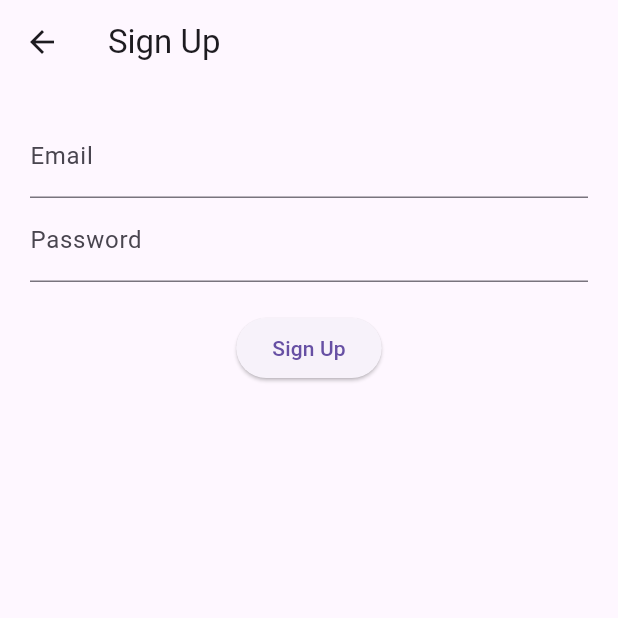
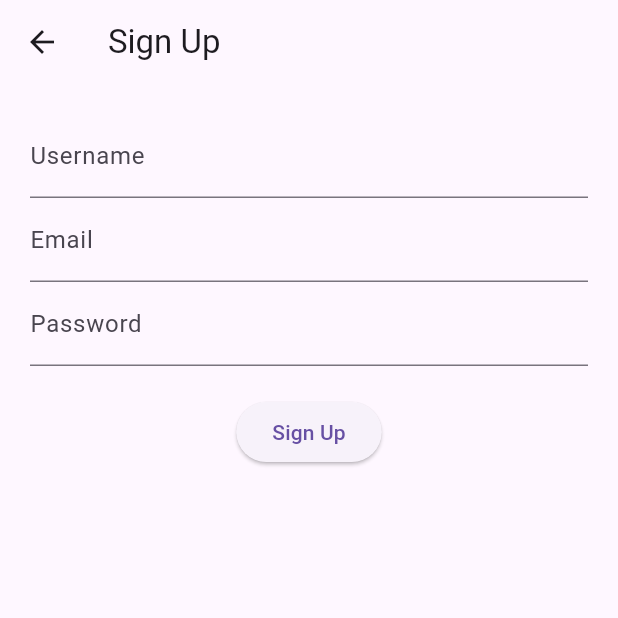
Before and after one commit to djcode0718/ComicSpoilerDetectionLOGINApp, a Flutter app: the SignupPage screen opened directly, after a tap on "Sign Up", on a phone screen of 412 x 824 dp, the top half of it. Run offline on Flutter 3.47's test engine with Material 3 defaults, Android fonts, the phone set to English and light mode, and no system bars; our stand-ins replace image_picker; network calls fail.

```diff
--- a/comic_spoiler_login_frontend/lib/screens/signup_page.dart
+++ b/comic_spoiler_login_frontend/lib/screens/signup_page.dart
@@ -1,6 +1,5 @@
 import 'package:flutter/material.dart';
 import '../services/auth_service.dart';
-// import 'login_page.dart';
 
 class SignupPage extends StatefulWidget {
   @override
@@ -9,45 +8,54 @@ class SignupPage extends StatefulWidget {
 
 class _SignupPageState extends State<SignupPage> {
   final AuthService _authService = AuthService();
+  final TextEditingController _usernameController = TextEditingController();
   final TextEditingController _emailController = TextEditingController();
   final TextEditingController _passwordController = TextEditingController();
 
   void _signup() async {
-    bool success = await _authService.signup(
-      _emailController.text,
-      _passwordController.text,
+    final result = await _authService.signup(
+      _usernameController.text.trim(),
+      _emailController.text.trim(),
+      _passwordController.text.trim(),
     );
-    if (success) {
+
+    if (result['statusCode'] == 200) {
       ScaffoldMessenger.of(
         context,
-      ).showSnackBar(SnackBar(content: Text('Signup successful')));
+      ).showSnackBar(const SnackBar(content: Text('Signup successful')));
       Navigator.pop(context); // Back to login
     } else {
+      final body = result['body'];
+      final errorMessage = body['error'] ?? 'Signup failed';
       ScaffoldMessenger.of(
         context,
-      ).showSnackBar(SnackBar(content: Text('Signup failed')));
+      ).showSnackBar(SnackBar(content: Text(errorMessage)));
     }
   }
 
   @override
   Widget build(BuildContext context) {
     return Scaffold(
-      appBar: AppBar(title: Text('Sign Up')),
+      appBar: AppBar(title: const Text('Sign Up')),
       body: Padding(
         padding: const EdgeInsets.all(20),
         child: Column(
           children: [
             TextField(
+              controller: _usernameController,
+              decoration: InputDecoration(labelText: 'Username'),
+            ),
+            TextField(
               controller: _emailController,
-              decoration: InputDecoration(labelText: 'Email'),
+              decoration: const InputDecoration(labelText: 'Email'),
             ),
             TextField(
               controller: _passwordController,
-              decoration: InputDecoration(labelText: 'Password'),
+              decoration: const InputDecoration(labelText: 'Password'),
               obscureText: true,
             ),
-            SizedBox(height: 20),
-            ElevatedButton(onPressed: _signup, child: Text('Sign Up')),
+            const SizedBox(height: 20),
+            ElevatedButton(onPressed: _signup, child: const Text('Sign Up')),
           ],
         ),
       ),
--- a/comic_spoiler_login_frontend/lib/services/auth_service.dart
+++ b/comic_spoiler_login_frontend/lib/services/auth_service.dart
@@ -3,35 +3,53 @@ import 'dart:io';
 import 'package:http/http.dart' as http;
 
 class AuthService {
-  final String baseUrl = 'http://192.168.0.154:5000'; // or localhost
+  final String baseUrl = 'http://192.168.0.154:5000'; // ✅ your Flask backend
 
   String? _cookie;
 
-  Future<bool> login(String email, String password) async {
+  Future<Map<String, dynamic>> login(String username, String password) async {
     final response = await http.post(
       Uri.parse('$baseUrl/login'),
       headers: {'Content-Type': 'application/json'},
-      body: jsonEncode({'email': email, 'password': password}),
+      body: jsonEncode({'username': username, 'password': password}),
     );
 
     if (response.statusCode == 200) {
+      final data = jsonDecode(response.body);
       final rawCookie = response.headers['set-cookie'];
       if (rawCookie != null) {
         _cookie = rawCookie.split(';').first;
       }
-      return true;
+      return {
+        'success': true,
+        'username': data['username'],
+        'email': data['email'],
+      };
     } else {
-      return false;
+      return {'success': false};
     }
   }
 
-  Future<bool> signup(String email, String password) async {
+  /// ✅ This version returns both the status code and parsed JSON body.
+  Future<Map<String, dynamic>> signup(
+    String username,
+    String email,
+    String password,
+  ) async {
     final response = await http.post(
       Uri.parse('$baseUrl/signup'),
       headers: {'Content-Type': 'application/json'},
-      body: jsonEncode({'email': email, 'password': password}),
+      body: jsonEncode({
+        'username': username,
+        'email': email,
+        'password': password,
+      }),
     );
-    return response.statusCode == 200;
+
+    /// ✅ Always parse JSON to return the actual error message if any.
+    final decodedBody = jsonDecode(response.body);
+
+    return {'statusCode': response.statusCode, 'body': decodedBody};
   }
 
   Future<Map<String, dynamic>> analyzeImage(File image) async {
@@ -63,7 +81,7 @@ class AuthService {
       headers: {if (_cookie != null) 'cookie': _cookie!},
     );
     if (response.statusCode == 200) {
-      _cookie = null; // Clear local cookie too
+      _cookie = null; // Clear cookie
       return true;
     } else {
       return false;
```
Also changed, not shown: comic_spoiler_login_frontend/lib/screens/login_page.dart (+24 -14 lines), comic_spoiler_login_frontend/lib/screens/spoiler_page.dart (+21 -2 lines), 1 other file.
